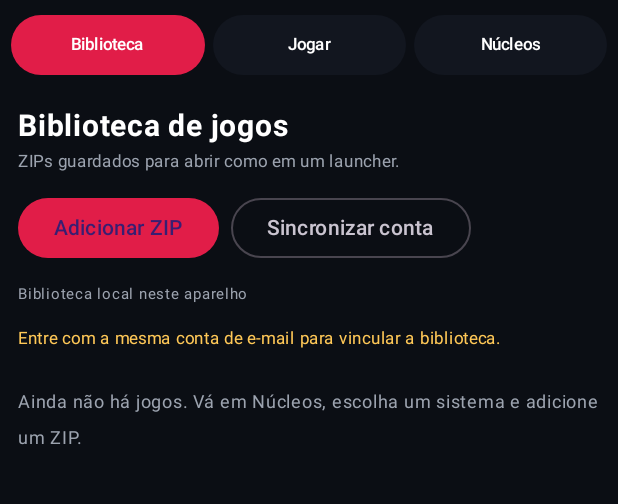
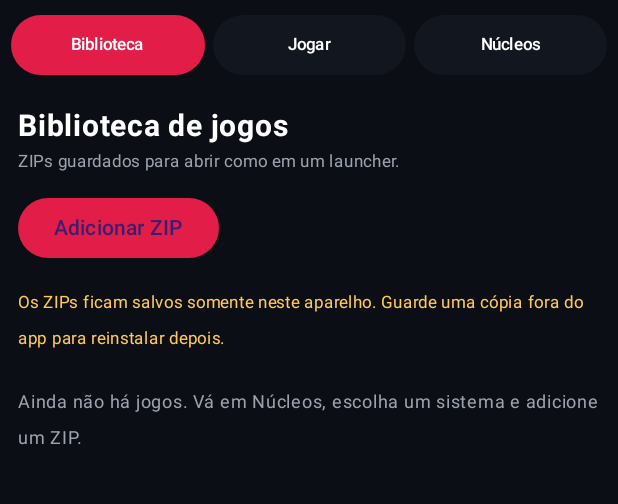
Before and after one commit to raullygomesbarbosa2-lgtm/familink-retro-native-android6, an Android app built with Jetpack Compose: the screen it shows after launch (MainActivity), on a phone screen of 412 x 824 dp, the part 107-611 px from its top. Run offline under Robolectric (Android 15) with nearby library versions, the phone set to English and light mode, and no system bars; our stand-ins replace Firebase (no records; nobody signed in at launch, a user with empty details on screens opened directly); 3 statements that could not run were skipped.

Commit message:
Make launcher library strictly local-only and remove cloud backup controls

```diff
--- a/app/build.gradle.kts
+++ b/app/build.gradle.kts
@@ -13,8 +13,8 @@ android {
         minSdk = 23
         // Android 6.0 Marshmallow is API 23; keep target conservative for legacy behavior.
         targetSdk = 28
-        versionCode = 19
-        versionName = "1.0.19"
+        versionCode = 20
+        versionName = "1.0.20"
 
         ndk {
             abiFilters += listOf("arm64-v8a", "armeabi-v7a", "x86_64")
@@ -49,5 +49,4 @@ dependencies {
     implementation(platform("com.google.firebase:firebase-bom:33.5.1"))
     implementation("com.google.firebase:firebase-auth")
     implementation("com.google.firebase:firebase-firestore")
-    implementation("com.google.firebase:firebase-storage")
 }
--- a/app/src/main/java/com/familink/emulator/MainActivity.kt
+++ b/app/src/main/java/com/familink/emulator/MainActivity.kt
@@ -174,7 +174,6 @@ class MainActivity : ComponentActivity() {
         var targetFps by remember { mutableIntStateOf(60) }
         var search by remember { mutableStateOf("") }
         var library by remember { mutableStateOf(RomLibrary.list(ctx)) }
-        var cloudStatus by remember { mutableStateOf("Biblioteca local neste aparelho") }
         var selectedCoreId by remember { mutableStateOf<String?>(null) }
         var busy by remember { mutableStateOf(false) }
         val btDevices by btNamesState
@@ -189,14 +188,7 @@ class MainActivity : ComponentActivity() {
             auth.addAuthStateListener(listener)
             onDispose { auth.removeAuthStateListener(listener) }
         }
-        LaunchedEffect(user?.uid) {
-            library = RomLibrary.list(ctx)
-            val uid = user?.uid
-            if (uid != null) {
-                cloudStatus = "Verificando biblioteca vinculada à conta…"
-                CloudRomSync.sync(NativeFirebase.initialize(ctx), ctx, db, uid) { msg -> runOnUiThread { cloudStatus = msg; library = RomLibrary.list(ctx) } }
-            }
-        }
+        LaunchedEffect(user?.uid) { library = RomLibrary.list(ctx) }
 
 
         fun loadArchive(archiveName: String, archiveBytes: ByteArray, coreId: String?, saveToLibrary: Boolean) {
@@ -362,10 +354,8 @@ class MainActivity : ComponentActivity() {
                         Text("ZIPs guardados para abrir como em um launcher.", color = Muted, fontSize = 11.sp)
                         Row(horizontalArrangement = Arrangement.spacedBy(8.dp), modifier = Modifier.padding(top=8.dp, bottom=8.dp)) {
                             Button(onClick = { if (selectedCoreId == null) { status = "Escolha o sistema em Núcleos antes de importar o ZIP."; tab = "Núcleos" } else romPicker.launch(arrayOf("application/zip", "application/x-zip-compressed", "application/octet-stream")) }, enabled = !busy, colors = ButtonDefaults.buttonColors(containerColor = Accent)) { Text("Adicionar ZIP") }
-                            OutlinedButton(onClick = { library = RomLibrary.list(ctx); user?.uid?.let { uid -> cloudStatus = "Sincronizando biblioteca…"; CloudRomSync.sync(NativeFirebase.initialize(ctx), ctx, db, uid) { msg -> runOnUiThread { cloudStatus = msg; library = RomLibrary.list(ctx) } } } ?: run { cloudStatus = "Entre com sua conta de e-mail para sincronizar." } }) { Text("Sincronizar conta") }
                         }
-                        Text(cloudStatus, color = Muted, fontSize = 10.sp)
-                        if (user == null) Text("Entre com a mesma conta de e-mail para vincular a biblioteca.", color = Color(0xFFFFC857), fontSize = 11.sp, modifier=Modifier.padding(vertical=6.dp))
+                        Text("Os ZIPs ficam salvos somente neste aparelho. Guarde uma cópia fora do app para reinstalar depois.", color = Color(0xFFFFC857), fontSize = 11.sp, modifier=Modifier.padding(vertical=6.dp))
                         if (library.isEmpty()) {
                             Text("Ainda não há jogos. Vá em Núcleos, escolha um sistema e adicione um ZIP.", color=Muted, fontSize=12.sp, modifier=Modifier.padding(top=12.dp))
                         } else LazyColumn(verticalArrangement=Arrangement.spacedBy(8.dp), modifier=Modifier.padding(top=8.dp)) {
```
Also changed, not shown: app/src/main/java/com/familink/emulator/CloudRomSync.kt (deleted, +0 -71 lines).
